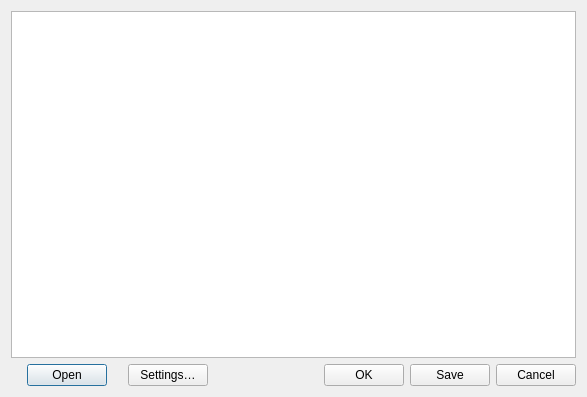
Qt form src/wallpapersplitter.ui (kstorbakken/wallpaper_splitter) before a commit.
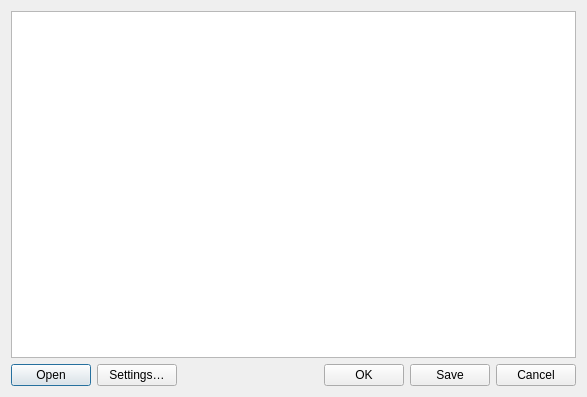
The same form after that commit. Icons and pictures are not drawn.

Commit message: Keep footer controls aligned when resizing

Diff of the .ui file:
```diff
--- a/src/wallpapersplitter.ui
+++ b/src/wallpapersplitter.ui
@@ -25,12 +25,15 @@
     <layout class="QHBoxLayout" name="horizontalLayout_2">
      <item>
       <widget class="QDialogButtonBox" name="buttonBoxOpen">
+       <property name="sizePolicy">
+        <sizepolicy hsizetype="Fixed" vsizetype="Fixed">
+         <horstretch>0</horstretch>
+         <verstretch>0</verstretch>
+        </sizepolicy>
+       </property>
        <property name="standardButtons">
         <set>QDialogButtonBox::StandardButton::Open</set>
        </property>
-       <property name="centerButtons">
-        <bool>true</bool>
-       </property>
       </widget>
      </item>
      <item>
```
The commit also changes 1 other file.
